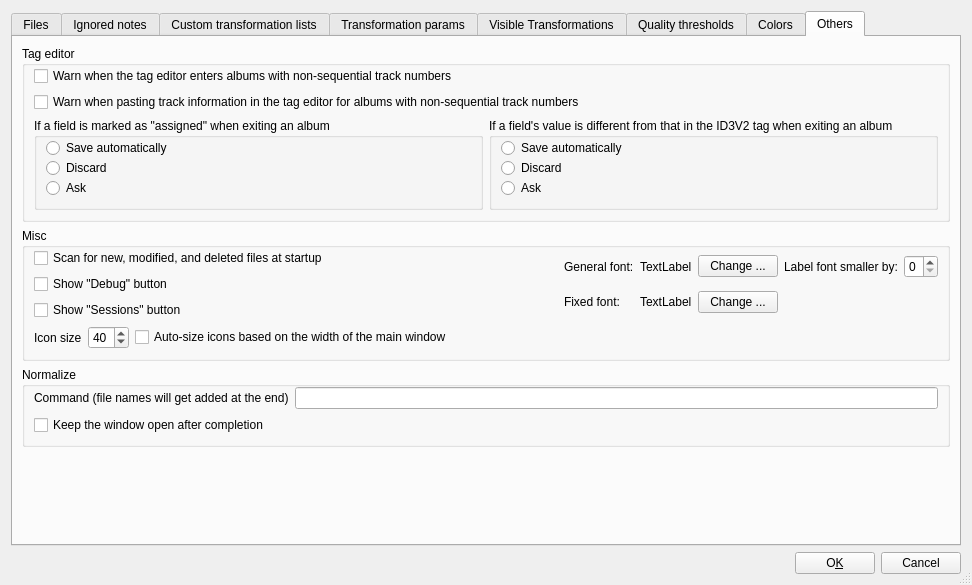
Old version of the form src/Config.ui in the repository mciobanu/mp3diags.
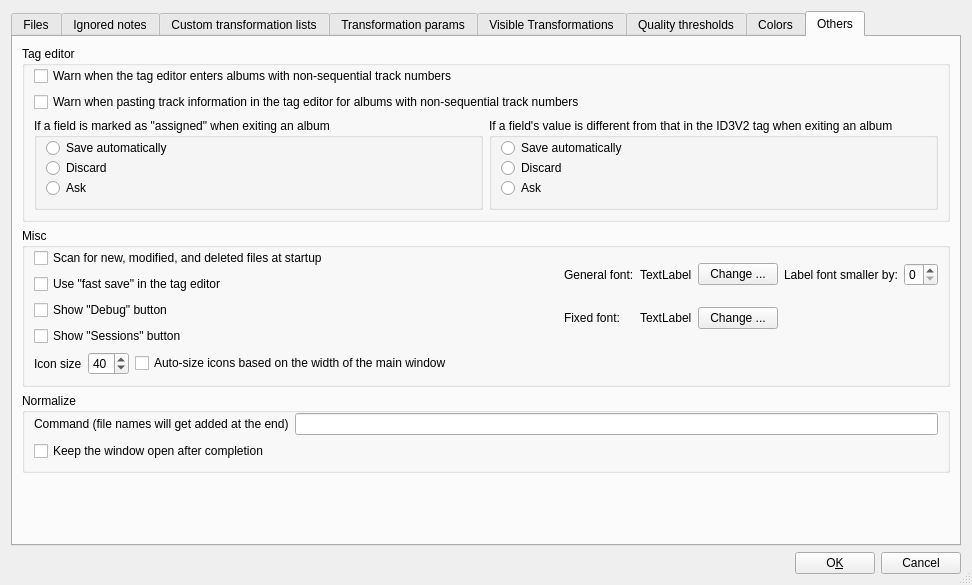
New version of the form. The open tabs and pages were chosen to show the change. Icons and pictures are not drawn.

Patch:
```diff
--- a/src/Config.ui
+++ b/src/Config.ui
@@ -2361,6 +2361,13 @@
                  </property>
                 </widget>
                </item>
+               <item>
+                <widget class="QCheckBox" name="m_pFastSaveCkB" >
+                 <property name="text" >
+                  <string>Use "fast save" in the tag editor</string>
+                 </property>
+                </widget>
+               </item>
                <item>
                 <widget class="QCheckBox" name="m_pShowDebugCkB" >
                  <property name="text" >
```
